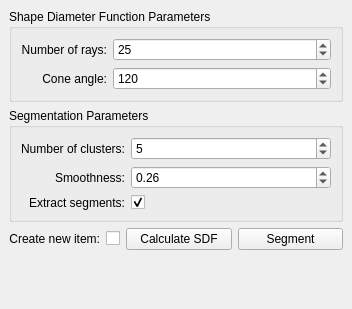
Above: demo/Polyhedron/Plugins/Surface_mesh/Mesh_segmentation_widget.ui from MicroStar-Tech/cgal before the change. Below: the same form after it.
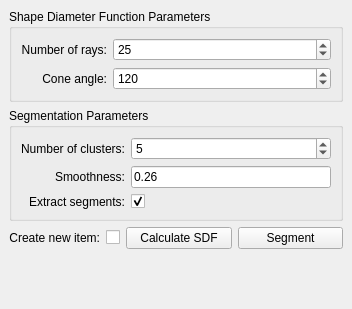
That is the form after the change. Custom widgets are drawn as their Qt base class.

The edit to the form file:
```diff
--- a/demo/Polyhedron/Plugins/Surface_mesh/Mesh_segmentation_widget.ui
+++ b/demo/Polyhedron/Plugins/Surface_mesh/Mesh_segmentation_widget.ui
@@ -100,19 +100,6 @@
          </property>
         </widget>
        </item>
-       <item row="1" column="1">
-        <widget class="QDoubleSpinBox" name="Smoothness_spin_box">
-         <property name="maximum">
-          <double>10.000000000000000</double>
-         </property>
-         <property name="singleStep">
-          <double>0.010000000000000</double>
-         </property>
-         <property name="value">
-          <double>0.260000000000000</double>
-         </property>
-        </widget>
-       </item>
        <item row="2" column="0">
         <widget class="QLabel" name="label">
          <property name="layoutDirection">
@@ -136,6 +123,13 @@
          </property>
         </widget>
        </item>
+       <item row="1" column="1">
+        <widget class="DoubleEdit" name="Smoothness_spin_box">
+         <property name="text">
+          <string>0.26</string>
+         </property>
+        </widget>
+       </item>
       </layout>
      </widget>
     </item>
@@ -194,6 +188,13 @@
    </layout>
   </widget>
  </widget>
+ <customwidgets>
+  <customwidget>
+   <class>DoubleEdit</class>
+   <extends>QLineEdit</extends>
+   <header>CGAL_double_edit.h</header>
+  </customwidget>
+ </customwidgets>
  <resources/>
  <connections/>
 </ui>
```
Left out of the diff: 14 changed lines with no effect on the pictures.
